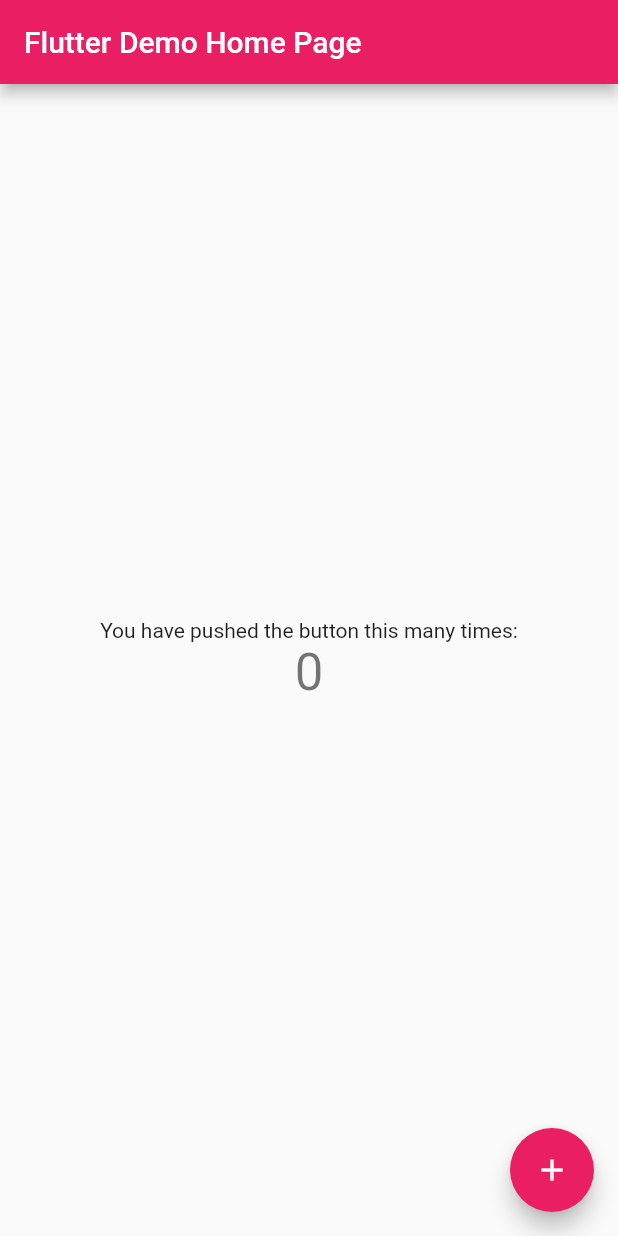
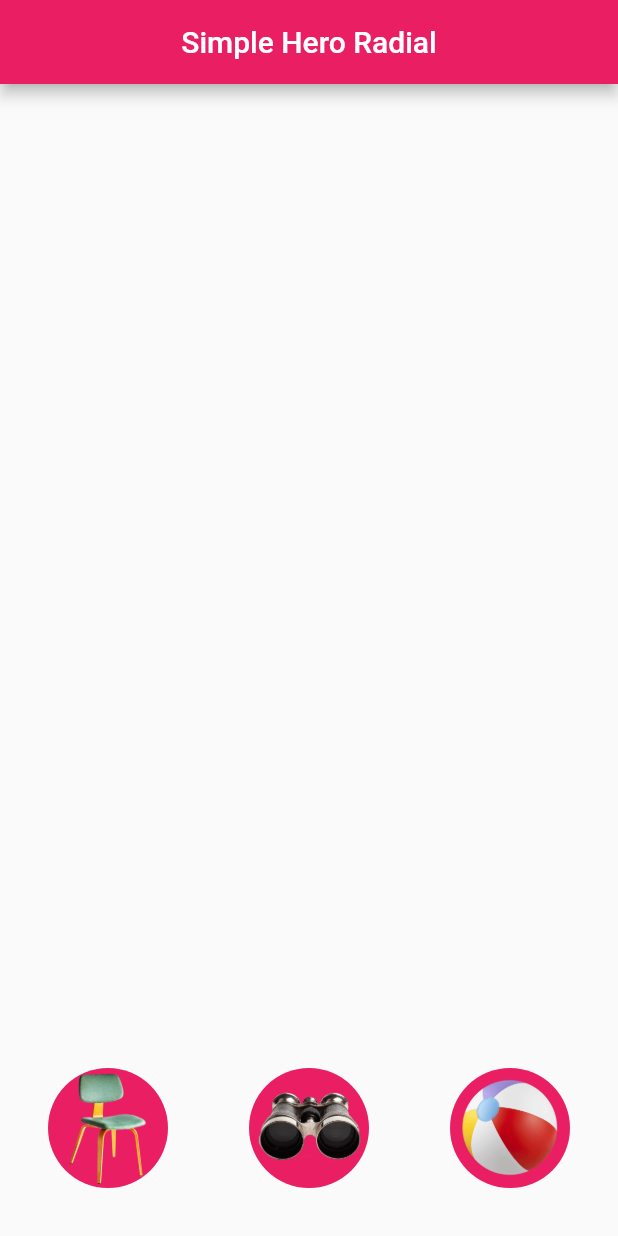
Before and after one commit to guiqmaia/flutter_avancado, a Flutter app: the screen it shows after launch, on a phone screen of 412 x 824 dp. Run offline on Flutter 3.47's test engine with Material 2 defaults, Android fonts, the phone set to English and light mode, and no system bars; our stand-ins replace hooks_riverpod.

Commit message:
hero animation radial

```diff
--- a/animations/hero_radial_animations/lib/main.dart
+++ b/animations/hero_radial_animations/lib/main.dart
@@ -1,67 +1,12 @@
 import 'package:flutter/material.dart';
 
+import 'presenter/home/home_page.dart';
+
 void main() {
-  runApp(const MyApp());
+  runApp(
+    const MaterialApp(
+      debugShowCheckedModeBanner: false,
+      home: HomePage(),
+    ),
+  );
 }
-
-class MyApp extends StatelessWidget {
-  const MyApp({Key? key}) : super(key: key);
-
-  @override
-  Widget build(BuildContext context) {
-    return MaterialApp(
-      title: 'Flutter Demo',
-      theme: ThemeData(
-        primarySwatch: Colors.pink,
-      ),
-      home: const MyHomePage(title: 'Flutter Demo Home Page'),
-    );
-  }
-}
-
-class MyHomePage extends StatefulWidget {
-  const MyHomePage({Key? key, required this.title}) : super(key: key);
-
-  final String title;
-
-  @override
-  State<MyHomePage> createState() => _MyHomePageState();
-}
-
-class _MyHomePageState extends State<MyHomePage> {
-  int _counter = 0;
-
-  void _incrementCounter() {
-    setState(() {
-      _counter++;
-    });
-  }
-
-  @override
-  Widget build(BuildContext context) {
-    return Scaffold(
-      appBar: AppBar(
-        title: Text(widget.title),
-      ),
-      body: Center(
-        child: Column(
-          mainAxisAlignment: MainAxisAlignment.center,
-          children: <Widget>[
-            const Text(
-              'You have pushed the button this many times:',
-            ),
-            Text(
-              '$_counter',
-              style: Theme.of(context).textTheme.headline4,
-            ),
-          ],
-        ),
-      ),
-      floatingActionButton: FloatingActionButton(
-        onPressed: _incrementCounter,
-        tooltip: 'Increment',
-        child: const Icon(Icons.add),
-      ),
-    );
-  }
-}
--- /dev/null
+++ b/animations/hero_radial_animations/lib/presenter/home/home_page.dart
@@ -0,0 +1,12 @@
+import 'package:flutter/material.dart';
+
+import 'widgets/body_home.dart';
+
+class HomePage extends StatelessWidget {
+  const HomePage({Key? key}) : super(key: key);
+
+  @override
+  Widget build(BuildContext context) {
+    return const BodyHome();
+  }
+}
--- /dev/null
+++ b/animations/hero_radial_animations/lib/presenter/home/utils/constants_animation.dart
@@ -0,0 +1,9 @@
+import 'package:flutter/material.dart';
+
+const double kMinRadius = 32.0;
+const double kMaxRadius = 128.0;
+const Interval opacityCurve = Interval(0.0, 0.6, curve: Curves.easeInCubic);
+
+RectTween createRectTween(Rect? begin, Rect? end) {
+  return MaterialRectCenterArcTween(begin: begin, end: end);
+}
--- /dev/null
+++ b/animations/hero_radial_animations/lib/presenter/home/widgets/body_home.dart
@@ -0,0 +1,37 @@
+import 'package:flutter/material.dart';
+import 'package:flutter/scheduler.dart';
+import 'package:hero_radial_animations/presenter/home/widgets/circle_hero_footer.dart';
+
+class BodyHome extends StatelessWidget {
+  const BodyHome({Key? key}) : super(key: key);
+
+  @override
+  Widget build(BuildContext context) {
+    timeDilation = 3;
+    return Scaffold(
+      appBar: AppBar(
+        title: const Text('Simple Hero Radial'),
+        centerTitle: true,
+        backgroundColor: Colors.pink,
+      ),
+      body: Container(
+        padding: const EdgeInsets.all(32),
+        alignment: FractionalOffset.bottomLeft,
+        child: Row(
+          mainAxisAlignment: MainAxisAlignment.spaceBetween,
+          children: [
+            CircleHeroFooter(
+                imageName: 'images/images/chair-alpha.png',
+                description: 'Chair'),
+            CircleHeroFooter(
+                imageName: 'images/images/binoculars-alpha.png',
+                description: 'Binoculars'),
+            CircleHeroFooter(
+                imageName: 'images/images/beachball-alpha.png',
+                description: 'BeachBall'),
+          ],
+        ),
+      ),
+    );
+  }
+}
--- /dev/null
+++ b/animations/hero_radial_animations/lib/presenter/home/widgets/circle_hero_footer.dart
@@ -0,0 +1,60 @@
+import 'package:flutter/material.dart';
+import 'package:hero_radial_animations/presenter/home/widgets/hero_destiny_page.dart';
+
+import '../utils/constants_animation.dart';
+import 'radial_expansion.dart';
+
+class CircleHeroFooter extends StatelessWidget {
+  // BuildContext context,
+  String imageName;
+  String description;
+  CircleHeroFooter({
+    Key? key,
+    required this.imageName,
+    required this.description,
+  }) : super(key: key);
+
+  @override
+  Widget build(BuildContext context) {
+    return SizedBox(
+      height: kMinRadius * 2.5,
+      width: kMinRadius * 2.5,
+      child: Hero(
+        createRectTween: createRectTween,
+        tag: imageName,
+        child: RadialExpansion(
+          maxRadius: kMaxRadius,
+          child: Material(
+            color: Colors.pink.shade500,
+            child: InkWell(
+              onTap: () {
+                Navigator.of(context).push(
+                  PageRouteBuilder(
+                    pageBuilder: (context, animation, secondaryAnimation) {
+                      return AnimatedBuilder(
+                        animation: animation,
+                        builder: (context, child) {
+                          return Opacity(
+                            opacity: opacityCurve.transform(animation.value),
+                            child: HeroDestinyPage(
+                              imageName: imageName,
+                              description: description,
+                            ),
+                          );
+                        },
+                      );
+                    },
+                  ),
+                );
+              },
+              child: Image.asset(
+                imageName,
+                fit: BoxFit.contain,
+              ),
+            ),
+          ),
+        ),
+      ),
+    );
+  }
+}
--- /dev/null
+++ b/animations/hero_radial_animations/lib/presenter/home/widgets/radial_expansion.dart
@@ -0,0 +1,31 @@
+import 'dart:math' as math;
+
+import 'package:flutter/material.dart';
+
+class RadialExpansion extends StatelessWidget {
+  final double maxRadius;
+  final double clipRectExtent;
+  final Widget? child;
+
+  const RadialExpansion({
+    Key? key,
+    required this.maxRadius,
+    this.child,
+  })  : clipRectExtent = 2 * (maxRadius / math.sqrt2),
+        super(key: key);
+
+  @override
+  Widget build(BuildContext context) {
+    return ClipOval(
+      child: Center(
+        child: SizedBox(
+          width: clipRectExtent,
+          height: clipRectExtent,
+          child: ClipRect(
+            child: child,
+          ),
+        ),
+      ),
+    );
+  }
+}
--- a/animations/hero_radial_animations/pubspec.yaml
+++ b/animations/hero_radial_animations/pubspec.yaml
@@ -61,6 +61,8 @@
   # assets:
   #   - images/a_dot_burr.jpeg
   #   - images/a_dot_ham.jpeg
+  assets:
+    - images/images/
 
   # An image asset can refer to one or more resolution-specific "variants", see
   # https://flutter.dev/assets-and-images/#resolution-aware
```
Also changed, not shown: animations/hero_radial_animations/lib/presenter/home/widgets/hero_destiny_page.dart (added, +48 -0 lines), animations/hero_radial_animations/images/images/beachball-alpha.png (added), animations/hero_radial_animations/images/images/binoculars-alpha.png (added), animations/hero_radial_animations/images/images/chair-alpha.png (added), 1 other file.
